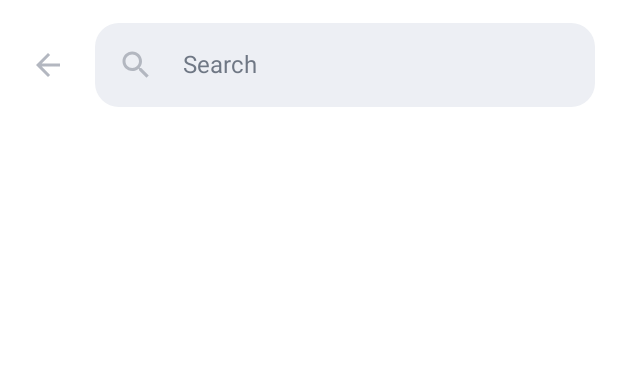
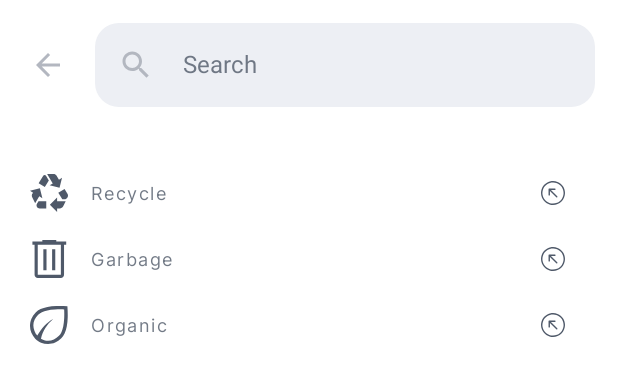
Before and after one commit to Ninise/BinitAndroid, an Android app built with Jetpack Compose: the @Preview function SearchViewPreview, on a phone screen of 412 x 824 dp. Shown: the top 383 px of the screen. Run offline under Robolectric (Android 15) with nearby library versions, the phone set to English and light mode, and no system bars; our stand-ins replace AdMob, Dagger/Hilt's generated code; pictures from the network do not load.

Commit message:
Added default search views

```diff
--- a/app/src/main/java/com/ndteam/wasteandroidapp/view/main/screens/search/SearchMainScreen.kt
+++ b/app/src/main/java/com/ndteam/wasteandroidapp/view/main/screens/search/SearchMainScreen.kt
@@ -36,7 +36,9 @@ import coil.compose.AsyncImage
 import com.google.firebase.FirebaseApp
 import com.ndteam.wasteandroidapp.R
 import com.ndteam.wasteandroidapp.api.WasteApi
+import com.ndteam.wasteandroidapp.models.GarbageCategory
 import com.ndteam.wasteandroidapp.models.GarbageItem
+import com.ndteam.wasteandroidapp.models.RecycleType
 import com.ndteam.wasteandroidapp.models.states.SuggestionState
 import com.ndteam.wasteandroidapp.repository.WasteRepository
 import com.ndteam.wasteandroidapp.repository.WasteRepositoryImpl
@@ -93,11 +95,57 @@ fun SearchMainScreen(navController: NavController, viewModel: MainViewModel, que
                     }
                 } else {
                     var index = 0
+
+                    item {
+                        if (textState.value.text.isEmpty()) {
+                            categoryPlaceholder(
+                                item = GarbageCategory(
+                                    "Recycle",
+                                    R.drawable.ic_recycle,
+                                    RecycleType.RECYCLE,
+                                    "",
+                                    ""
+                                )
+                            )
+                        }
+                    }
+
+                    item {
+                        if (textState.value.text.isEmpty()) {
+                            categoryPlaceholder(
+                                item = GarbageCategory(
+                                    "Garbage",
+                                    R.drawable.ic_garbage,
+                                    RecycleType.GARBAGE,
+                                    "",
+                                    ""
+                                )
+                            )
+                        }
+                    }
+
+                    item {
+                        if (textState.value.text.isEmpty()) {
+                            categoryPlaceholder(
+                                item = GarbageCategory(
+                                    "Organic",
+                                    R.drawable.ic_organic,
+                                    RecycleType.ORGANIC,
+                                    "",
+                                    ""
+                                )
+                            )
+                        }
+                    }
+
+
                     viewModel.garbageItemState.value.garbageList?.let {
 
                         if (it.isEmpty()) {
                             item {
-                                Column (modifier = Modifier.fillMaxWidth().align(alignment = Alignment.CenterHorizontally)) {
+                                Column (modifier = Modifier
+                                    .fillMaxWidth()
+                                    .align(alignment = Alignment.CenterHorizontally)) {
                                     Image(
                                         painter = painterResource(id = R.drawable.ic_no_search_results),
                                         contentDescription = "No search result",
@@ -339,6 +387,42 @@ fun GarbageItemView(item: GarbageItem, showIcon: Boolean = true, onItemClick: (S
    }
 }
 
+@Composable
+fun categoryPlaceholder(item: GarbageCategory) {
+    Row (verticalAlignment = Alignment.CenterVertically, modifier = Modifier.height(44.dp)) {
+        Icon(
+            painterResource(id = item.returnImage()),
+            tint = GarbageTypeIconColor,
+            contentDescription = "",
+            modifier = Modifier
+                .padding(end = 15.dp)
+                .size(25.dp)
+                .align(Alignment.CenterVertically),
+        )
+
+        Text(
+            text = item.title,
+            color = BodyText,
+            fontFamily = Inter,
+            fontWeight = FontWeight.Normal,
+            fontSize = 12.sp,
+            letterSpacing = 1.sp,
+        )
+
+        Spacer(modifier = Modifier.weight(1f))
+
+        Icon(
+            painterResource(id = R.drawable.ic_search_go_to),
+            tint = GarbageTypeIconColor,
+            contentDescription = "",
+            modifier = Modifier
+                .padding(end = 15.dp)
+                .size(16.dp)
+                .align(Alignment.CenterVertically),
+        )
+    }
+}
+
 @Preview(showBackground = true)
 @Composable
 fun SearchViewPreview() {
--- /dev/null
+++ b/app/src/main/res/drawable/ic_search_go_to.xml
@@ -0,0 +1,9 @@
+<vector xmlns:android="http://schemas.android.com/apk/res/android"
+    android:width="16dp"
+    android:height="16dp"
+    android:viewportWidth="16"
+    android:viewportHeight="16">
+  <path
+      android:pathData="M8,16C6.418,16 4.871,15.531 3.555,14.652C2.24,13.773 1.214,12.523 0.609,11.061C0.003,9.6 -0.155,7.991 0.154,6.439C0.462,4.887 1.224,3.462 2.343,2.343C3.462,1.224 4.887,0.462 6.439,0.154C7.991,-0.155 9.6,0.003 11.061,0.609C12.523,1.214 13.773,2.24 14.652,3.555C15.531,4.871 16,6.418 16,8C15.998,10.121 15.154,12.154 13.654,13.654C12.154,15.154 10.121,15.998 8,16ZM8,0.941C6.604,0.941 5.239,1.355 4.078,2.131C2.918,2.906 2.013,4.009 1.479,5.299C0.944,6.589 0.804,8.008 1.077,9.377C1.349,10.746 2.021,12.004 3.009,12.991C3.996,13.979 5.254,14.651 6.623,14.923C7.992,15.196 9.411,15.056 10.701,14.521C11.991,13.987 13.094,13.083 13.869,11.922C14.645,10.761 15.059,9.396 15.059,8C15.057,6.129 14.312,4.334 12.989,3.011C11.666,1.688 9.871,0.943 8,0.941ZM10.842,10.842C10.931,10.754 10.98,10.634 10.98,10.51C10.98,10.385 10.931,10.266 10.842,10.177L6.627,5.961H9.255C9.38,5.961 9.499,5.911 9.588,5.823C9.676,5.735 9.725,5.615 9.725,5.49C9.725,5.365 9.676,5.246 9.588,5.157C9.499,5.069 9.38,5.02 9.255,5.02H5.49C5.365,5.02 5.246,5.069 5.157,5.157C5.069,5.246 5.02,5.365 5.02,5.49V9.255C5.02,9.38 5.069,9.499 5.157,9.588C5.246,9.676 5.365,9.725 5.49,9.725C5.615,9.725 5.735,9.676 5.823,9.588C5.911,9.499 5.961,9.38 5.961,9.255V6.627L10.177,10.842C10.266,10.931 10.385,10.98 10.51,10.98C10.634,10.98 10.754,10.931 10.842,10.842Z"
+      android:fillColor="#4F5969"/>
+</vector>
```
